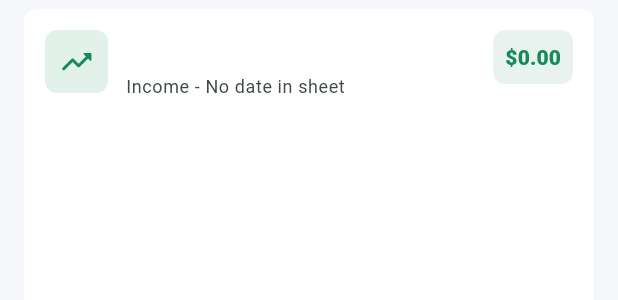
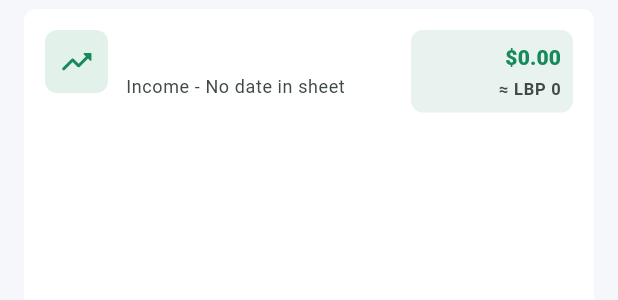
Before and after one commit to ali970x/Maliyati, a Flutter app: the TransactionCard widget shown alone on an empty page, opened directly with empty values, on a phone screen of 412 x 824 dp. Shown: the top 300 px of the screen. Run offline on Flutter 3.47's test engine with Material 3 defaults, Android fonts, the phone set to English and light mode, and no system bars; our stand-ins replace csv, fl_chart, shared_preferences; accounts and stored records are empty; network calls fail.

Commit message:
Show converted amounts on transactions

```diff
--- a/lib/l10n/app_strings.dart
+++ b/lib/l10n/app_strings.dart
@@ -246,6 +246,8 @@ class AppStrings {
   String get amountLbp => isArabic ? 'المبلغ بالليرة' : 'Amount LBP';
   String get convertedUsd =>
       isArabic ? 'القيمة المحولة للدولار' : 'Converted USD';
+  String get convertedLbp =>
+      isArabic ? 'القيمة المحولة لليرة' : 'Converted LBP';
   String get sheetColumn => isArabic ? 'عمود الجدول' : 'Sheet column';
   String get value => isArabic ? 'القيمة' : 'Value';
 
--- a/lib/widgets/finance_formatters.dart
+++ b/lib/widgets/finance_formatters.dart
@@ -39,4 +39,17 @@ class FinanceFormatters {
     }
     return usd(transaction.amount);
   }
+
+  static String convertedAmount(
+    FinancialTransaction transaction,
+    double exchangeRate,
+  ) {
+    if (transaction.currency == CurrencyCode.usd) {
+      return lbp(transaction.amount * exchangeRate);
+    }
+    if (transaction.currency == CurrencyCode.lbp) {
+      return usd(transaction.amount / exchangeRate);
+    }
+    return '';
+  }
 }
--- a/lib/widgets/transaction_card.dart
+++ b/lib/widgets/transaction_card.dart
@@ -39,6 +39,10 @@ class TransactionCard extends StatelessWidget {
         ? FinanceFormatters.date(transaction.date)
         : strings.noDateInSheet;
     final sheetAmount = _sheetAmountText(transaction);
+    final convertedAmount = FinanceFormatters.convertedAmount(
+      transaction,
+      exchangeRate,
+    );
 
     return Card(
       elevation: 0,
@@ -155,14 +159,21 @@ class TransactionCard extends StatelessWidget {
               ),
               const SizedBox(width: 10),
               Container(
-                constraints: const BoxConstraints(maxWidth: 84),
+                constraints: const BoxConstraints(minWidth: 86, maxWidth: 108),
                 padding: const EdgeInsets.symmetric(horizontal: 8, vertical: 8),
                 decoration: BoxDecoration(
                   color: color.withValues(alpha: 0.1),
                   borderRadius: BorderRadius.circular(8),
                 ),
+                child: Column(
+                  mainAxisSize: MainAxisSize.min,
+                  crossAxisAlignment: CrossAxisAlignment.end,
+                  children: [
+                    SizedBox(
+                      width: double.infinity,
                       child: FittedBox(
                         fit: BoxFit.scaleDown,
+                        alignment: AlignmentDirectional.centerEnd,
                         child: Text(
                           sheetAmount,
                           style: theme.textTheme.titleSmall?.copyWith(
@@ -170,6 +181,26 @@ class TransactionCard extends StatelessWidget {
                             fontWeight: FontWeight.w900,
                           ),
                         ),
+                      ),
+                    ),
+                    if (convertedAmount.isNotEmpty) ...[
+                      const SizedBox(height: 3),
+                      SizedBox(
+                        width: double.infinity,
+                        child: FittedBox(
+                          fit: BoxFit.scaleDown,
+                          alignment: AlignmentDirectional.centerEnd,
+                          child: Text(
+                            '≈ $convertedAmount',
+                            style: theme.textTheme.labelSmall?.copyWith(
+                              color: theme.colorScheme.onSurfaceVariant,
+                              fontWeight: FontWeight.w700,
+                            ),
+                          ),
+                        ),
+                      ),
+                    ],
+                  ],
                 ),
               ),
             ],
```
Also changed, not shown: lib/screens/transaction_detail_screen.dart (+27 -13 lines), 2 other files. Lines whose indentation alone changed are shown as unchanged.
